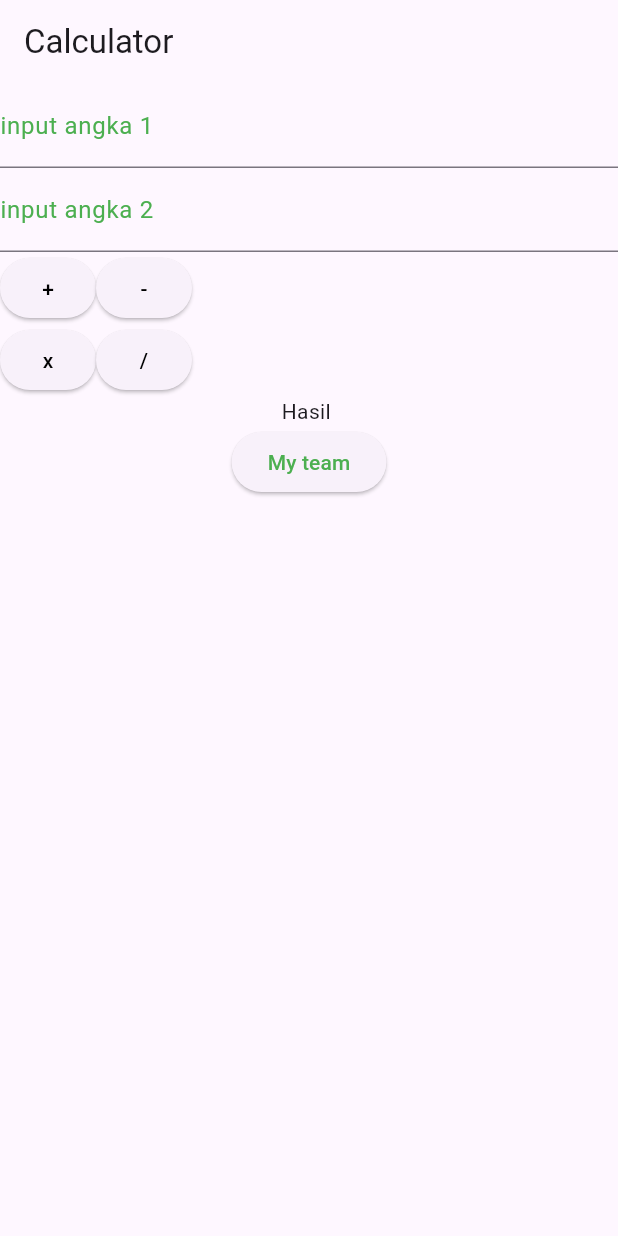
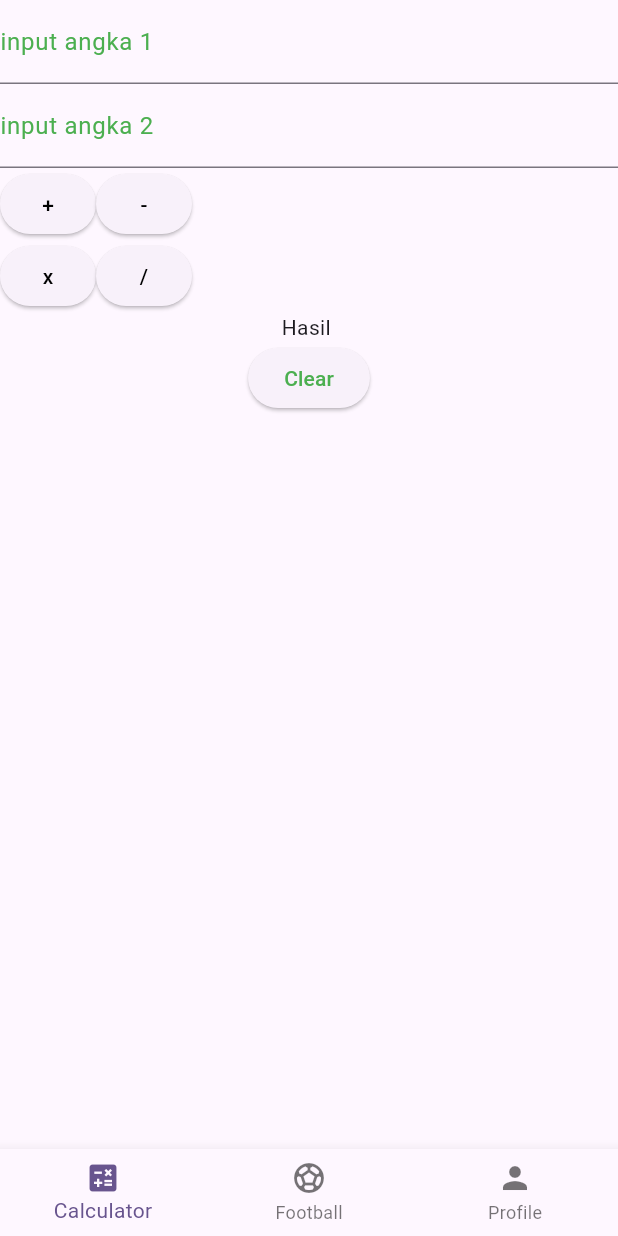
Before and after one commit to AlvinoAditiya/latihan1_11pplg2, a Flutter app: the screen it shows after launch, on a phone screen of 412 x 824 dp. Run offline on Flutter 3.47's test engine with Material 3 defaults, Android fonts, the phone set to English and light mode, and no system bars; our stand-ins replace get.

Commit message:
bottom Nav

```diff
--- a/latihan1_11pplg2/lib/login_page.dart
+++ b/latihan1_11pplg2/lib/login_page.dart
@@ -3,7 +3,7 @@ import 'package:latihan1_11pplg2/register_page.dart';
 import 'package:latihan1_11pplg2/widget/custom_button.dart';
 import 'package:latihan1_11pplg2/widget/custom_textfiled.dart';
 import 'package:latihan1_11pplg2/widget/my_input_field.dart';
-import 'package:latihan1_11pplg2/register_page.dart';
+
 
 class LoginPage extends StatefulWidget {
   const LoginPage({super.key});
--- a/latihan1_11pplg2/lib/main.dart
+++ b/latihan1_11pplg2/lib/main.dart
@@ -19,11 +19,14 @@ class MyApp extends StatelessWidget {
     return GetMaterialApp(
       title: 'Flutter Demo',
       theme: ThemeData(
+        colorScheme: ColorScheme.fromSeed(seedColor: Colors.deepPurple),
+        useMaterial3: true,
+      ),
+      initialRoute: AppRoutes.bottomNavPage, // yang mau dijalankan pertama kali
+      getPages: AppRoutes.routes,
 
-        colorScheme: ColorScheme.fromSeed(seedColor: Colors.deepPurple),
-      ),
-      initialRoute: AppRoutes.calculatorPage, // yang mau dijalankan pertama kali
-      getPages: AppPages.pages,
+
+
     );
   }
 }
--- /dev/null
+++ b/latihan1_11pplg2/lib/pages/bottom_nav_page.dart
@@ -0,0 +1,51 @@
+import 'package:flutter/material.dart';
+import 'package:get/get.dart';
+import 'package:latihan1_11pplg2/pages/calculator_page.dart';
+import 'package:latihan1_11pplg2/pages/football_player.dart';
+import 'package:latihan1_11pplg2/pages/profile_page.dart';
+
+
+class BottomNavController extends GetxController {
+  var selectedIndex = 0.obs;
+
+  final List<Widget> pages = [
+    CalculatorPage(),
+    Footballplayer(),
+    ProfilePage(),
+  ];
+
+  void changeIndex(int index) {
+    selectedIndex.value = index;
+  }
+}
+
+class BottomNavPage extends StatelessWidget {
+  const BottomNavPage({super.key});
+
+ @override
+  Widget build(BuildContext context) {
+    final BottomNavController controller = Get.put(BottomNavController());
+
+    return Obx(() => Scaffold(
+          body: controller.pages[controller.selectedIndex.value],
+          bottomNavigationBar: BottomNavigationBar(
+            currentIndex: controller.selectedIndex.value,
+            onTap: controller.changeIndex,
+            items: const [
+              BottomNavigationBarItem(
+                icon: Icon(Icons.calculate),
+                label: "Calculator",
+              ),
+              BottomNavigationBarItem(
+                icon: Icon(Icons.sports_soccer),
+                label: "Football",
+              ),
+              BottomNavigationBarItem(
+                icon: Icon(Icons.person),
+                label: "Profile",
+              ),
+            ],
+          ),
+        ));
+  }
+}
--- a/latihan1_11pplg2/lib/pages/calculator_page.dart
+++ b/latihan1_11pplg2/lib/pages/calculator_page.dart
@@ -12,46 +12,73 @@ class CalculatorPage extends StatelessWidget {
 
   @override
   Widget build(BuildContext context) {
-    return Scaffold(
-      appBar: AppBar(title:  Text("Calculator"),),
-      body: Column(
-        children: [
-            CustomTextfiled(controller: calculatorController.txtAngka1, label: "input angka 1",
-             labelColor: Colors.green, pass: false, isNumber: true,),
-            CustomTextfiled(controller: calculatorController.txtAngka2, label: "input angka 2",
-             labelColor: Colors.green, pass: false, isNumber: true,),
+    return Column(
+       children: [
+        CustomTextfiled(
+          controller: calculatorController.txtAngka1,
+          label: "input angka 1",
+          labelColor: Colors.green,
+          pass: false,
+          isNumber: true,
+        ),
+        CustomTextfiled(
+          controller: calculatorController.txtAngka2,
+          label: "input angka 2",
+          labelColor: Colors.green,
+          pass: false,
+          isNumber: true,
+        ),
 
-            Row(children: [
-              CustomButton(myText: "+", myTextColor: Colors.black, onPressed: (){
+        Row(
+          children: [
+            CustomButton(
+              myText: "+",
+              myTextColor: Colors.black,
+              onPressed: () {
                 calculatorController.tambah();
-              },),
-              CustomButton(myText: "-", myTextColor: Colors.black, onPressed: (){
+              },
+            ),
+            CustomButton(
+              myText: "-",
+              myTextColor: Colors.black,
+              onPressed: () {
                 calculatorController.kurang();
-              },)
-            ],),
-            Row(children: [
-              CustomButton(myText: "x", myTextColor: Colors.black, onPressed: (){
+              },
+            )
+          ],
+        ),
+        Row(
+          children: [
+            CustomButton(
+              myText: "x",
+              myTextColor: Colors.black,
+              onPressed: () {
                 calculatorController.kali();
-              },),
-              CustomButton(myText: "/", myTextColor: Colors.black, onPressed: (){
+              },
+            ),
+            CustomButton(
+              myText: "/",
+              myTextColor: Colors.black,
+              onPressed: () {
                 calculatorController.bagi();
-              },)
-            ],),
-            Obx((){
-              return Text ("Hasil "+calculatorController.textHasil.value);
-            },),
-            CustomButton(
-            myText: "My team",
-            myTextColor: Colors.green,
-            onPressed: (){
-              // calculatorController.txtAngka1.clear();
-              // calculatorController.txtAngka2.clear();
-              // calculatorController.textHasil.value= "";
-              Get.toNamed(AppRoutes.footballPage);
-            },
-           ),
-      ],)
-
+              },
+            )
+          ],
+        ),
+        Obx(() {
+          return Text("Hasil " + calculatorController.textHasil.value);
+        }),
+        CustomButton(
+          myText: "Clear",
+          myTextColor: Colors.green,
+          onPressed: () {
+            calculatorController.txtAngka1.clear();
+            calculatorController.txtAngka2.clear();
+            calculatorController.textHasil.value= "";
+            // Get.toNamed(AppRoutes.footballPage);
+          },
+        ),
+      ],
 
     );
   }
--- a/latihan1_11pplg2/lib/pages/football_player.dart
+++ b/latihan1_11pplg2/lib/pages/football_player.dart
@@ -28,6 +28,7 @@ class Footballplayer extends StatelessWidget {
                 title: Text(player.nama),
                 subtitle: Text("${player.posisi} - No. ${player.nomor}"),
                 onTap: () {
+                  // print ("player clicked" + footballPlayerController.players[index]);
                   Get.toNamed(AppRoutes.editPlayerPage, arguments: index);
                 },
               );
--- a/latihan1_11pplg2/lib/routes/pages.dart
+++ b/latihan1_11pplg2/lib/routes/pages.dart
@@ -1,15 +1,20 @@
 import 'package:flutter/cupertino.dart';
 import 'package:get/instance_manager.dart';
 import 'package:get/route_manager.dart';
+import 'package:latihan1_11pplg2/pages/bottom_nav_page.dart';
 import 'package:latihan1_11pplg2/pages/calculator_page.dart';
 import 'package:latihan1_11pplg2/pages/edit_player_page.dart';
 import 'package:latihan1_11pplg2/pages/football_player.dart';
+import 'package:latihan1_11pplg2/pages/profile_page.dart';
 import 'package:latihan1_11pplg2/routes/routes.dart';
 
 class AppPages{
   static final pages = [
+
     GetPage(name: AppRoutes.calculatorPage, page: ()=> CalculatorPage()),
     GetPage(name: AppRoutes.footballPage, page: ()=> Footballplayer()),
-    GetPage(name: AppRoutes.editPlayerPage, page: () => EditPlayerPage(index: 0)), // index diisi saat navigasi
+    GetPage(name: AppRoutes.editPlayerPage, page: () => EditPlayerPage()), // index diisi saat navigasi
+    GetPage(name: AppRoutes.bottomNavPage, page: () => BottomNavPage(),),
+    GetPage(name: AppRoutes.profilePage, page: () => ProfilePage(),),
   ];
 }
--- a/latihan1_11pplg2/lib/routes/routes.dart
+++ b/latihan1_11pplg2/lib/routes/routes.dart
@@ -1,5 +1,34 @@
+import 'package:get/get_navigation/src/routes/get_route.dart';
+import 'package:latihan1_11pplg2/login_page.dart';
+import 'package:latihan1_11pplg2/pages/bottom_nav_page.dart';
+import 'package:latihan1_11pplg2/pages/calculator_page.dart';
+import 'package:latihan1_11pplg2/pages/edit_player_page.dart';
+import 'package:latihan1_11pplg2/pages/football_player.dart';
+import 'package:latihan1_11pplg2/pages/profile_page.dart';
+
 class AppRoutes{
+  static const String bottomNavPage = "/bottomnavpage";
   static const String calculatorPage = "/calculatorpage";
   static const String footballPage = "/footballpage";
   static const String editPlayerPage = "/editplayerpage";
+  static const String profilePage = "/profilepage";
+
+  static List<GetPage> routes = [
+    GetPage(
+      name: bottomNavPage,
+      page: () => const BottomNavPage(),
+    ),
+    GetPage(
+      name: calculatorPage,
+      page: () => CalculatorPage(),
+    ),
+    GetPage(
+      name: editPlayerPage,
+      page: () => EditPlayerPage(),
+    ),
+    GetPage(
+      name: profilePage,
+      page: () => ProfilePage(),
+    ),
+  ];
 }
```
Also changed, not shown: latihan1_11pplg2/lib/controller/bottom_nav_controller.dart (added, +9 -0 lines), latihan1_11pplg2/lib/pages/edit_player_page.dart (+4 -3 lines), latihan1_11pplg2/lib/pages/home_page.dart (added, +43 -0 lines), latihan1_11pplg2/lib/pages/profile_page.dart (added, +25 -0 lines), latihan1_11pplg2/assets/image/profile.jpeg (added).
